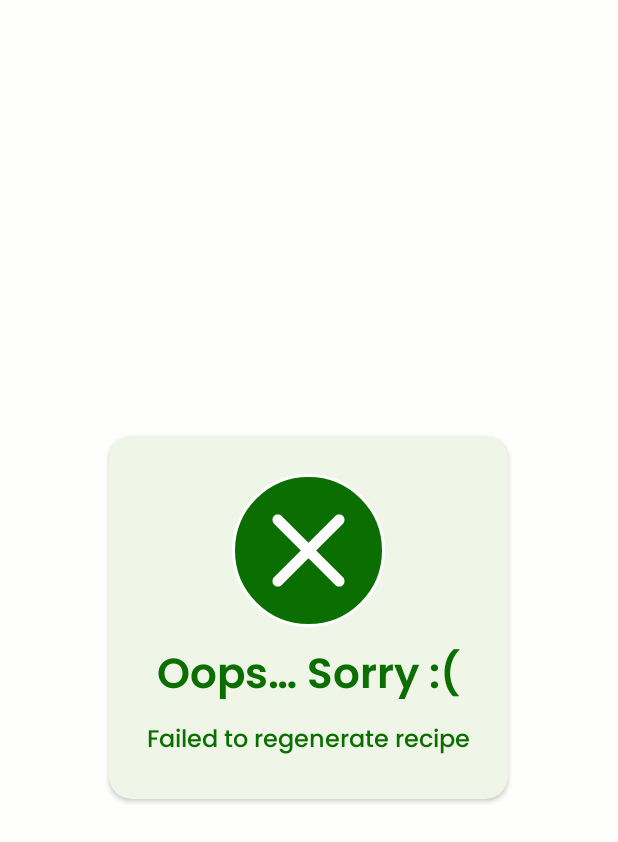
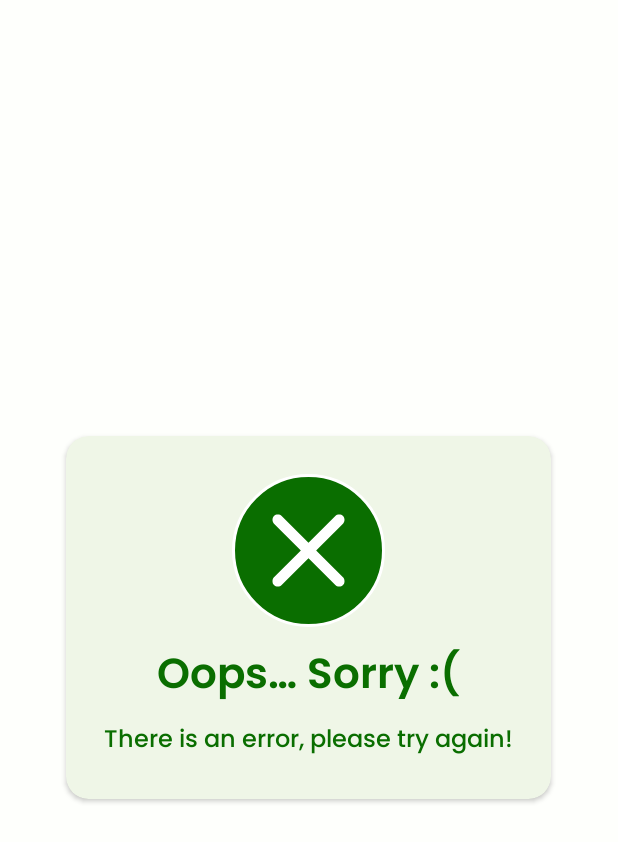
Before and after one commit to Chefies/chefies-mobile, an Android app: the layout custom_dialog_failed_regenerate_recipe.xml on its own in the app's theme, with its tools: preview values and no code run, on a phone screen of 412 x 824 dp. Shown: the top 842 px of the screen. Run offline under Robolectric (Android 15) with nearby library versions, the phone set to English and light mode, and no system bars; network calls fail.

Commit message:
add dialog when handle error result get recipes

```diff
--- a/app/src/main/java/com/fransbudikashira/chefies/ui/main/MainActivity.kt
+++ b/app/src/main/java/com/fransbudikashira/chefies/ui/main/MainActivity.kt
@@ -14,7 +14,6 @@ import android.view.ViewGroup
 import android.view.Window
 import android.view.animation.Animation
 import android.view.animation.AnimationUtils
-import android.widget.Toast
 import androidx.activity.result.PickVisualMediaRequest
 import androidx.activity.result.contract.ActivityResultContracts
 import androidx.activity.viewModels
@@ -38,6 +37,7 @@ import com.fransbudikashira.chefies.ui.main.home.HomeFragment
 import com.fransbudikashira.chefies.ui.main.settings.SettingsFragment
 import com.fransbudikashira.chefies.ui.mlResult.MLResultActivity
 import com.fransbudikashira.chefies.util.await
+import com.fransbudikashira.chefies.util.moveActivityTo
 import com.fransbudikashira.chefies.util.showToast
 import kotlinx.coroutines.launch
 import java.util.Locale
@@ -265,6 +265,7 @@ class MainActivity : AppCompatActivity(), ObjectDetectorHelper.DetectorListener
                 } else {
                     Log.d(TAG, "No ingredients detected")
                     showFailedDialog()
+                    moveActivityTo(this@MainActivity, MLResultActivity::class.java, true)
                 }
             }
         }
--- a/app/src/main/res/values/strings.xml
+++ b/app/src/main/res/values/strings.xml
@@ -99,7 +99,7 @@
     <string name="failed_to_get_image_uri">Failed to get image URI</string>
     <string name="failed_to_take_picture">Failed to take picture</string>
     <string name="no_image_selected">No Image Selected</string>
-    <string name="failed_to_regenerate_recipe">Failed to regenerate recipe</string>
+    <string name="failed_to_regenerate_recipe">There is an error, please try again!</string>
     <string name="success_logout">Success Logout</string>
     <string name="move_activity_action_txt">move activity action</string>
     <string name="languange_icon_txt">languange icon</string>
```
Also changed, not shown: app/src/main/java/com/fransbudikashira/chefies/ui/result/ResultActivity.kt (+13 -1 lines), 1 other file.
